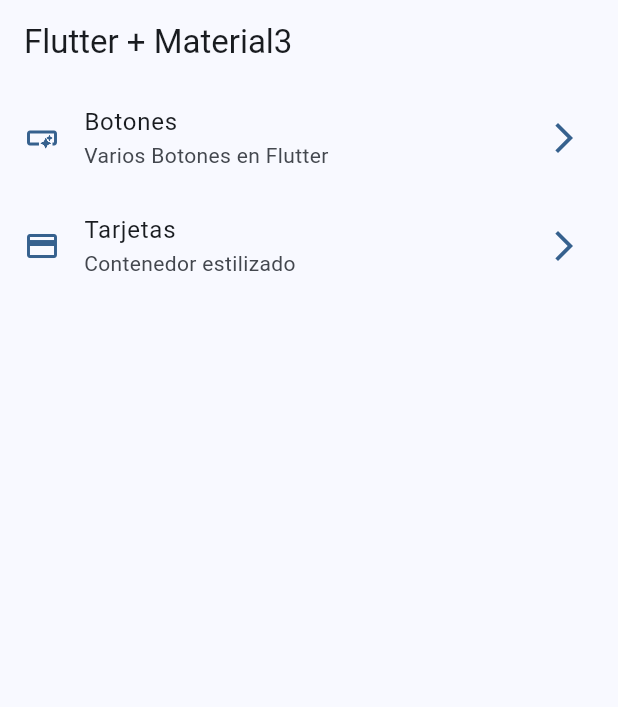
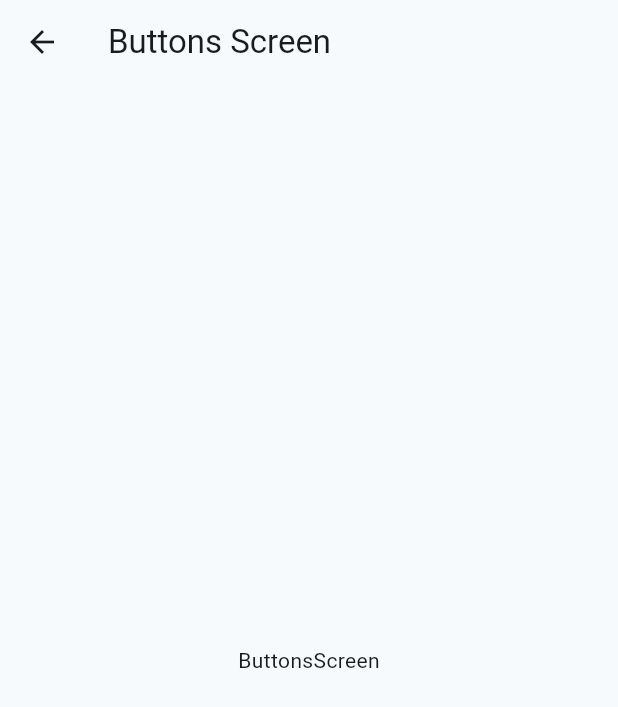
Before and after one commit to LizzullyJ/widgets_app, a Flutter app: the screen it shows after launch, after a tap on "Botones", on a phone screen of 412 x 824 dp. Shown: the top 707 px of the screen. Run offline on Flutter 3.47's test engine with Material 2 defaults, Android fonts, the phone set to English and light mode, and no system bars.

Commit message:
rutas basicas configuradas

```diff
--- a/lib/config/menu/menu_items.dart
+++ b/lib/config/menu/menu_items.dart
@@ -24,7 +24,7 @@ const appMenuItems = <MenuItem>[
   MenuItem(
     title: 'Tarjetas',
     subTitle: 'Contenedor estilizado',
-    link: '/card',
+    link: '/cards',
     icon: Icons.credit_card,
   ),
 ];
--- a/lib/config/theme/app_theme.dart
+++ b/lib/config/theme/app_theme.dart
@@ -6,6 +6,7 @@ const colorList = <Color>[
   Colors.purple,
   Colors.amber,
   Colors.cyanAccent,
+  Colors.blueGrey,
   Colors.orange
 ];
 
--- a/lib/main.dart
+++ b/lib/main.dart
@@ -14,8 +14,14 @@ class MainApp extends StatelessWidget {
   Widget build(BuildContext context) {
     return MaterialApp(
       debugShowCheckedModeBanner: false,
-      theme: AppTheme(selectedColor: 0).getTheme(),
-      home: const HomeScreen()
+      theme: AppTheme(selectedColor: 5).getTheme(),
+      home: const HomeScreen(),
+      routes: {
+        // '/': (context)=> const HomeScreen(),
+        '/buttons': (context)=> const ButtonsScreen(),
+        '/cards': (context)=> const CardsScreen(),
+
+      },
     );
   }
 }
--- /dev/null
+++ b/lib/presentation/screens/buttons/buttons_screen.dart
@@ -0,0 +1,16 @@
+import 'package:flutter/material.dart';
+
+class ButtonsScreen extends StatelessWidget {
+
+  const ButtonsScreen({Key? key}) : super(key: key);
+
+  @override
+  Widget build(BuildContext context) {
+    return Scaffold(
+       appBar: AppBar(title: const Text('Buttons Screen'),),
+      body: const Center(
+         child: Text('ButtonsScreen'),
+      ),
+    );
+  }
+}
--- a/lib/presentation/screens/home/home_screen.dart
+++ b/lib/presentation/screens/home/home_screen.dart
@@ -1,5 +1,6 @@
 import 'package:flutter/material.dart';
 import 'package:widgets_app/config/menu/menu_items.dart';
+import 'package:widgets_app/presentation/screens/screens.dart';
 
 class HomeScreen extends StatelessWidget {
   const HomeScreen({Key? key}) : super(key: key);
@@ -47,7 +48,14 @@ class _CustomListTile extends StatelessWidget {
       title: Text(menuItem.title),
       subtitle: Text(menuItem.subTitle),
       trailing: Icon(Icons.arrow_forward_ios, color: colors.primary),
-      onTap: (){},
+      onTap: (){
+  //       Navigator.of(context).push(
+  //   MaterialPageRoute(
+  //     builder: (context) => const ButtonsScreen(),
+  //   ),
+  // );
+  Navigator.pushNamed(context, menuItem.link);
+      },
     );
   }
 }
--- a/lib/presentation/screens/screens.dart
+++ b/lib/presentation/screens/screens.dart
@@ -1 +1,3 @@
+export 'package:widgets_app/presentation/screens/cards/cards_screen.dart';
+export 'package:widgets_app/presentation/screens/buttons/buttons_screen.dart';
 export 'package:widgets_app/presentation/screens/home/home_screen.dart';
```
Also changed, not shown: lib/presentation/screens/cards/cards_screen.dart (added, +16 -0 lines).
